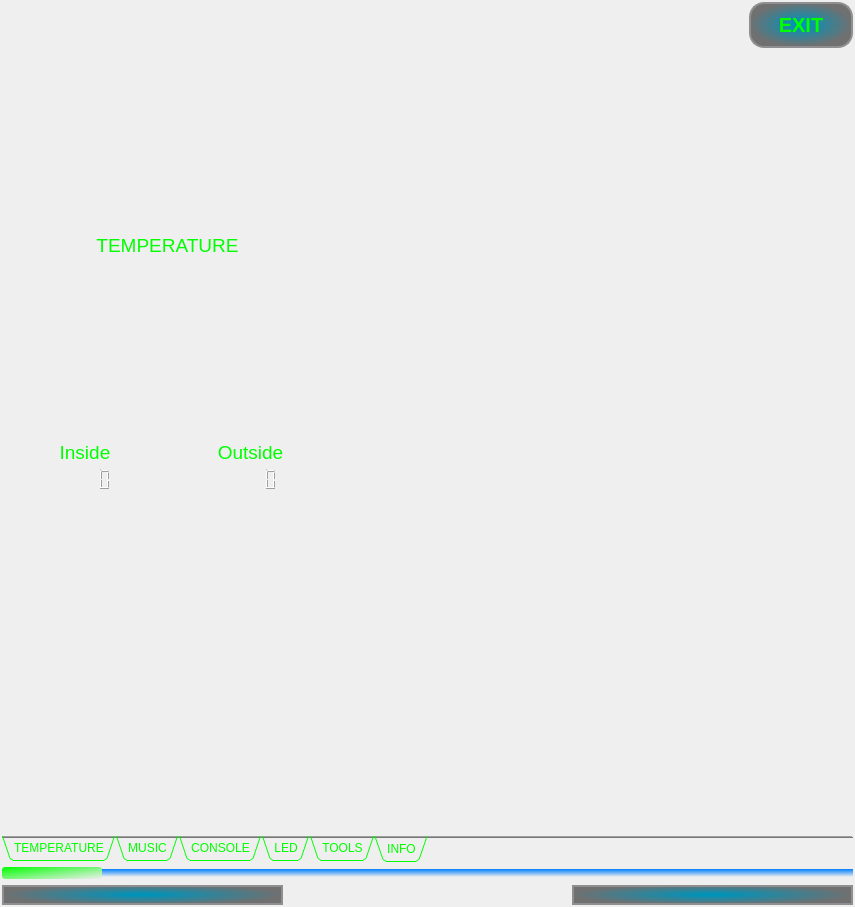
cyniu88/QT_kurs, file iDom_Client/idom_client.ui: the form before one commit.
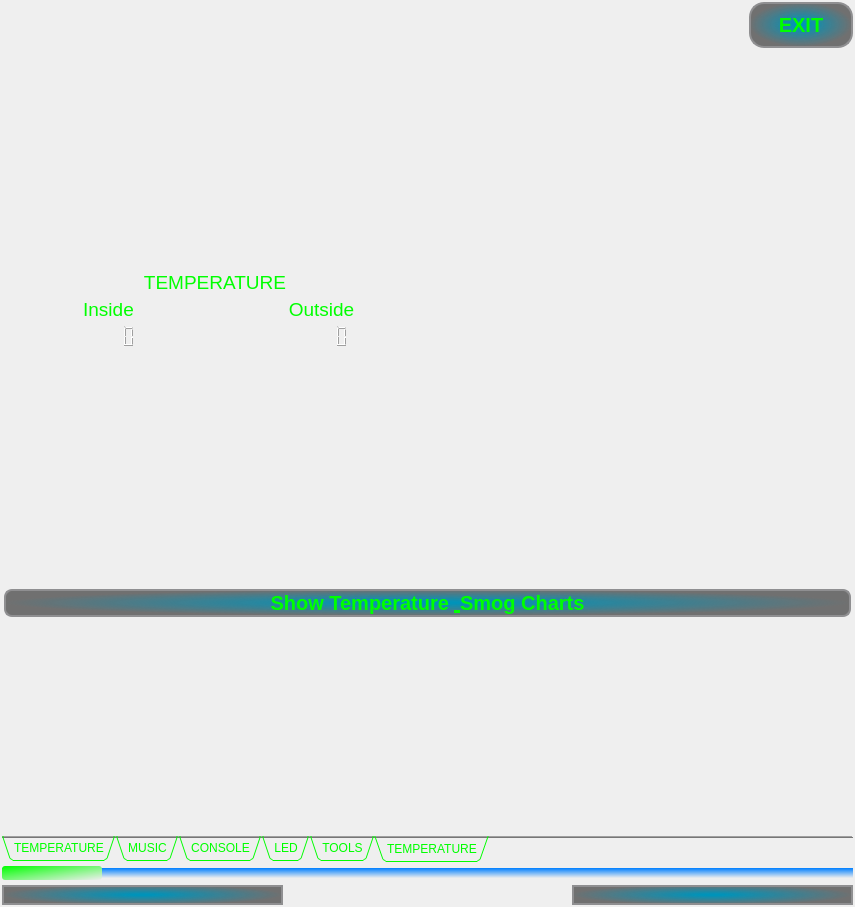
The form after the commit. The open tabs and pages were chosen to show the change. Icons and pictures are not drawn.

The edit to the form file:
```diff
--- a/iDom_Client/idom_client.ui
+++ b/iDom_Client/idom_client.ui
@@ -2058,17 +2058,46 @@
       </widget>
       <widget class="QWidget" name="tab_6">
        <attribute name="title">
-        <string>INFO</string>
+        <string>TEMPERATURE</string>
        </attribute>
-       <widget class="QWidget" name="gridLayoutWidget">
-        <property name="geometry">
-         <rect>
-          <x>0</x>
-          <y>0</y>
-          <width>331</width>
-          <height>621</height>
-         </rect>
-        </property>
+       <layout class="QGridLayout" name="gridLayout_13">
+        <item row="1" column="0">
+         <spacer name="horizontalSpacer_3">
+          <property name="orientation">
+           <enum>Qt::Horizontal</enum>
+          </property>
+          <property name="sizeHint" stdset="0">
+           <size>
+            <width>40</width>
+            <height>2</height>
+           </size>
+          </property>
+         </spacer>
+        </item>
+        <item row="2" column="0" colspan="2">
+         <widget class="QPushButton" name="pushButton_showTemperatureCharts">
+          <property name="sizePolicy">
+           <sizepolicy hsizetype="Minimum" vsizetype="Fixed">
+            <horstretch>0</horstretch>
+            <verstretch>0</verstretch>
+           </sizepolicy>
+          </property>
+          <property name="styleSheet">
+           <string notr="true">QPushButton {background-color: qradialgradient(spread:pad, cx:0.499807, cy:0.489, radius:0.5, fx:0.499, fy:0.488909, stop:0.0795455 rgba(0, 147, 185, 255), stop:1 rgba(30, 30, 30, 155));
+ border: 2px solid #8f8f91;
+border-radius: 8px;
+font: bold 20px ;
+}
+QPushButton:pressed {
+border:none;
+}</string>
+          </property>
+          <property name="text">
+           <string>Show Temperature &amp; Smog Charts</string>
+          </property>
+         </widget>
+        </item>
+        <item row="0" column="0">
         <layout class="QGridLayout" name="gridLayout_TEMPERATURE">
          <item row="1" column="1">
           <layout class="QVBoxLayout" name="myWerOUT">
@@ -2212,7 +2241,21 @@
           </widget>
          </item>
         </layout>
-       </widget>
+        </item>
+        <item row="1" column="1">
+         <spacer name="horizontalSpacer_2">
+          <property name="orientation">
+           <enum>Qt::Horizontal</enum>
+          </property>
+          <property name="sizeHint" stdset="0">
+           <size>
+            <width>40</width>
+            <height>20</height>
+           </size>
+          </property>
+         </spacer>
+        </item>
+       </layout>
       </widget>
      </widget>
     </item>
@@ -2490,14 +2533,14 @@
       <property name="styleSheet">
        <string notr="true">QSlider::groove:horizontal {
     
-    height: 8px; /* the groove expands to the size of the slider by default. by giving it a height, it has a fixed size */
+    height: 10px; /* the groove expands to the size of the slider by default. by giving it a height, it has a fixed size */
     background: qlineargradient(x1:0, y1:0, x2:0, y2:1, stop:0 #007FFF, stop:1 #EEEEEE);
     margin: 2px 0;
 }
 
 QSlider::handle:horizontal {
     background: qlineargradient(x1:0, y1:0, x2:1, y2:1, stop:0 #00FF00, stop:1 #EEEEEE);
-   
+   height: 5px;
     width: 100px;
     margin: -2px 0; /* handle is placed by default on the contents rect of the groove. Expand outside the groove */
     border-radius: 3px;
```
Left out of the diff: 8 changed lines with no effect on the pictures. Lines whose indentation alone changed are shown as unchanged.
